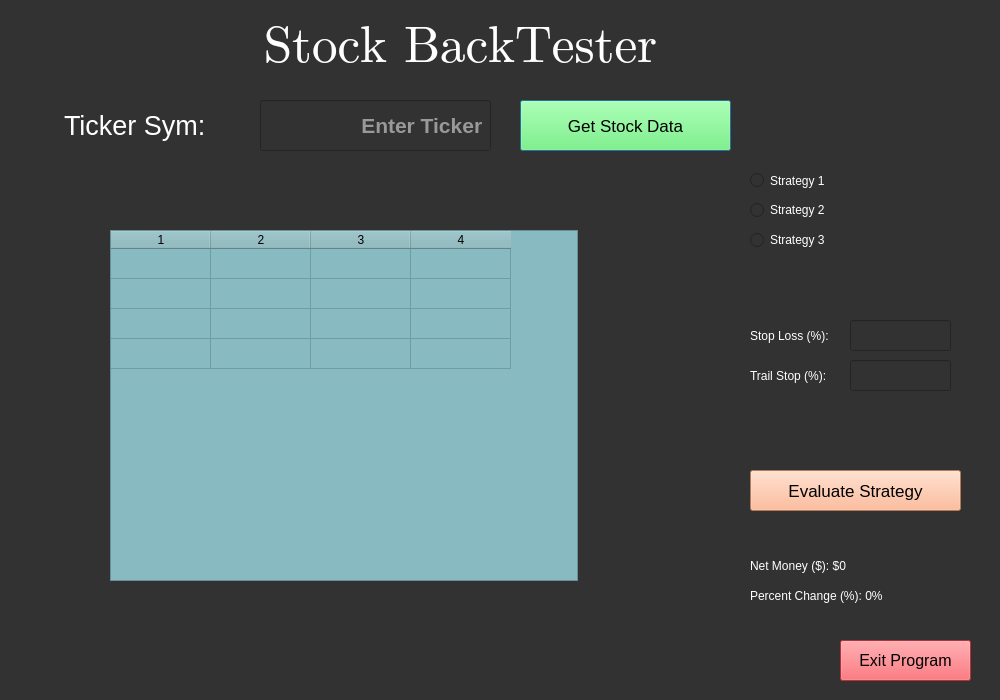
The window that StockGUI.ui (ArunJayaraman95/Industrial-Python-Project) describes before a commit, drawn with Qt 5.
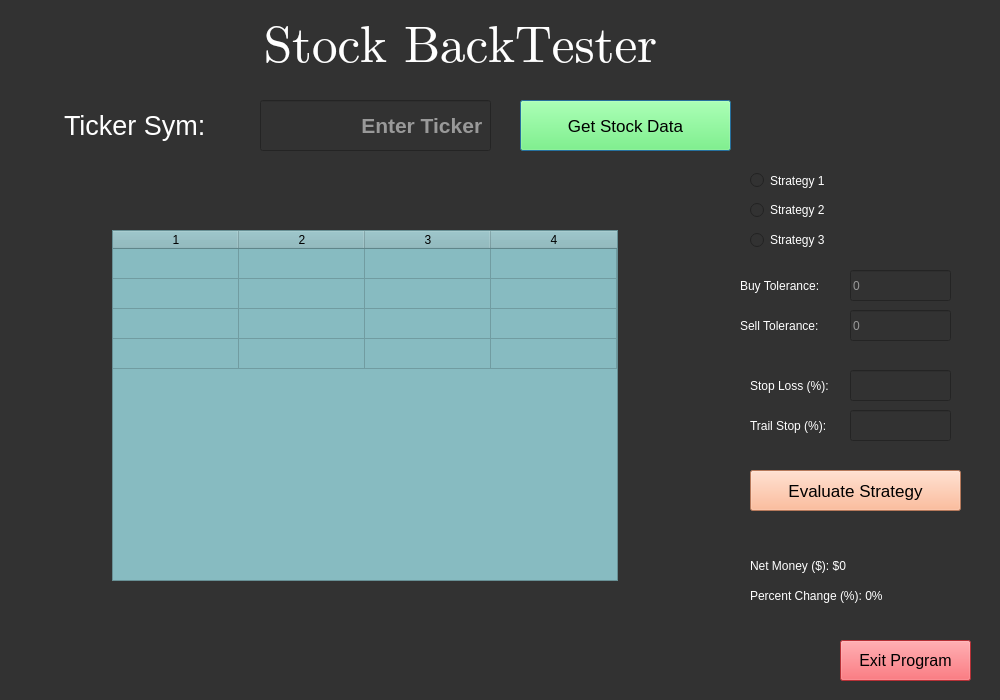
The same window after the commit.

Commit message: Updated gitignore and added table to GUI

```diff
--- a/StockGUI.ui
+++ b/StockGUI.ui
@@ -196,7 +196,7 @@
    <property name="geometry">
     <rect>
      <x>850</x>
-     <y>320</y>
+     <y>370</y>
      <width>101</width>
      <height>31</height>
     </rect>
@@ -206,7 +206,7 @@
    <property name="geometry">
     <rect>
      <x>850</x>
-     <y>360</y>
+     <y>410</y>
      <width>101</width>
      <height>31</height>
     </rect>
@@ -216,7 +216,7 @@
    <property name="geometry">
     <rect>
      <x>750</x>
-     <y>320</y>
+     <y>370</y>
      <width>91</width>
      <height>31</height>
     </rect>
@@ -229,7 +229,7 @@
    <property name="geometry">
     <rect>
      <x>750</x>
-     <y>360</y>
+     <y>410</y>
      <width>91</width>
      <height>31</height>
     </rect>
@@ -263,9 +263,9 @@
   <widget class="QTableWidget" name="actionLog">
    <property name="geometry">
     <rect>
-     <x>110</x>
+     <x>112</x>
      <y>230</y>
-     <width>468</width>
+     <width>506</width>
      <height>351</height>
     </rect>
    </property>
@@ -297,6 +297,12 @@
    <property name="columnCount">
     <number>4</number>
    </property>
+   <attribute name="horizontalHeaderDefaultSectionSize">
+    <number>126</number>
+   </attribute>
+   <attribute name="horizontalHeaderMinimumSectionSize">
+    <number>50</number>
+   </attribute>
    <attribute name="verticalHeaderVisible">
     <bool>false</bool>
    </attribute>
@@ -309,6 +315,58 @@
    <column/>
    <column/>
   </widget>
+  <widget class="QLabel" name="buyTollLabel">
+   <property name="geometry">
+    <rect>
+     <x>740</x>
+     <y>270</y>
+     <width>101</width>
+     <height>31</height>
+    </rect>
+   </property>
+   <property name="text">
+    <string>Buy Tolerance:</string>
+   </property>
+  </widget>
+  <widget class="QLineEdit" name="buyToleranceEdit">
+   <property name="geometry">
+    <rect>
+     <x>850</x>
+     <y>270</y>
+     <width>101</width>
+     <height>31</height>
+    </rect>
+   </property>
+   <property name="placeholderText">
+    <string>0</string>
+   </property>
+  </widget>
+  <widget class="QLabel" name="sellTolLabel">
+   <property name="geometry">
+    <rect>
+     <x>740</x>
+     <y>310</y>
+     <width>101</width>
+     <height>31</height>
+    </rect>
+   </property>
+   <property name="text">
+    <string>Sell Tolerance:</string>
+   </property>
+  </widget>
+  <widget class="QLineEdit" name="sellToleranceEdit">
+   <property name="geometry">
+    <rect>
+     <x>850</x>
+     <y>310</y>
+     <width>101</width>
+     <height>31</height>
+    </rect>
+   </property>
+   <property name="placeholderText">
+    <string>0</string>
+   </property>
+  </widget>
  </widget>
  <resources/>
  <connections/>
```
Left out of the diff: 4 changed lines with no effect on the pictures. The commit also changes 2 other files.
